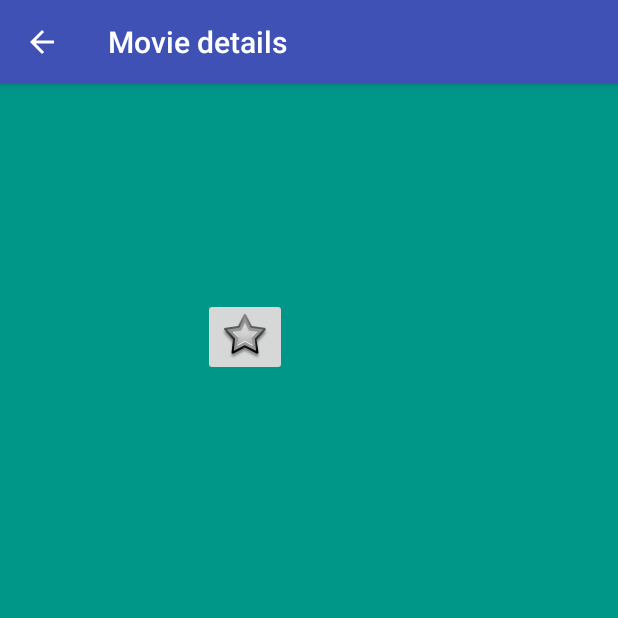
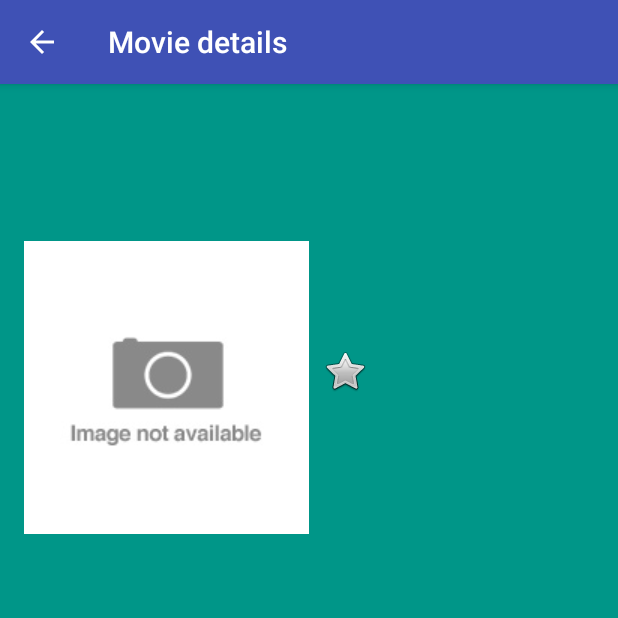
Before and after one commit to kasimk/Popular-Movies, an Android app: the MovieDetailsActivity screen opened directly, with no data from a screen before it, on a phone screen of 412 x 824 dp, the top half of it. Run offline under Robolectric (Android 15) with nearby library versions, the phone set to English and light mode, and no system bars; our stand-ins replace ButterKnife, Picasso; pictures from the network do not load.

Commit message:
movie details screen created with constraint layout

```diff
--- a/app/build.gradle
+++ b/app/build.gradle
@@ -38,22 +38,19 @@ dependencies {
         exclude group: 'com.android.support', module: 'support-annotations'
     })
     compile 'com.android.support:appcompat-v7:25.1.0'
+    compile 'com.android.support:recyclerview-v7:25.1.0'
+    compile 'com.android.support.constraint:constraint-layout:1.0.0-beta4'
+
     testCompile 'junit:junit:4.12'
-
-    compile 'com.android.support:recyclerview-v7:25.1.0'
-    compile 'com.jakewharton:butterknife:8.5.0'
 
     compile 'io.reactivex:rxandroid:1.0.1'
     compile 'io.reactivex:rxjava:1.0.16'
-
     compile 'com.squareup.picasso:picasso:2.5.2'
     compile 'com.squareup.retrofit2:retrofit:2.1.0'
     compile 'com.squareup.retrofit2:converter-jackson:2.1.0'
     compile 'com.squareup.retrofit2:adapter-rxjava:2.1.0'
-
     compile 'com.squareup.okhttp3:logging-interceptor:3.3.1'
-
-
     compile group: 'com.fasterxml.jackson.core', name: 'jackson-databind', version: '2.8.5'
+    compile 'com.jakewharton:butterknife:8.5.0'
     annotationProcessor 'com.jakewharton:butterknife-compiler:8.5.0'
 }
--- a/app/src/main/java/info/kasimkovacevic/popularmovies/activities/MovieDetailsActivity.java
+++ b/app/src/main/java/info/kasimkovacevic/popularmovies/activities/MovieDetailsActivity.java
@@ -57,6 +57,7 @@ public class MovieDetailsActivity extends AppCompatActivity {
         movieReleaseDateTextView.setText(movie.getReleaseDate());
         Picasso.with(MovieDetailsActivity.this).load(NetworkUtils.buildPhotoUrl(movie.getPosterPath())).into(moviePosterImageView);
 
+        addMoviesToFavoritesImageButton.setEnabled(false);
         addMoviesToFavoritesImageButton.setOnClickListener(new View.OnClickListener() {
             @Override
             public void onClick(View v) {
--- a/app/src/main/res/layout/activity_movie_details.xml
+++ b/app/src/main/res/layout/activity_movie_details.xml
@@ -1,70 +1,94 @@
 <?xml version="1.0" encoding="utf-8"?>
-<ScrollView xmlns:android="http://schemas.android.com/apk/res/android"
+<android.support.constraint.ConstraintLayout xmlns:android="http://schemas.android.com/apk/res/android"
+    xmlns:app="http://schemas.android.com/apk/res-auto"
+    xmlns:tools="http://schemas.android.com/tools"
     android:layout_width="match_parent"
     android:layout_height="match_parent"
     android:background="@color/movie_details_background">
 
-    <RelativeLayout
-        android:layout_width="match_parent"
-        android:layout_height="wrap_content">
 
     <TextView
         android:id="@+id/tv_movie_title"
-            android:layout_width="match_parent"
+        android:layout_width="wrap_content"
         android:layout_height="wrap_content"
-            android:layout_gravity="start|center_vertical"
+        android:layout_marginEnd="16dp"
+        android:layout_marginLeft="16dp"
+        android:layout_marginRight="16dp"
+        android:layout_marginStart="16dp"
+        android:layout_marginTop="16dp"
         android:padding="16dp"
         android:textColor="@android:color/white"
-            android:textSize="30sp" />
+        android:textSize="30sp"
+        app:layout_constraintLeft_toLeftOf="parent"
+        app:layout_constraintRight_toRightOf="parent"
+        app:layout_constraintTop_toTopOf="parent"
+        tools:text="The Godfather II" />
 
     <ImageView
         android:id="@+id/iv_movie_poster"
-            android:layout_width="120dp"
+        android:layout_width="wrap_content"
         android:layout_height="wrap_content"
-            android:layout_below="@id/tv_movie_title"
-            android:layout_gravity="start|center_vertical"
-            android:adjustViewBounds="true"
-            android:paddingLeft="15dp"
-            android:paddingTop="15dp"
-            android:scaleType="centerCrop" />
+        android:layout_marginLeft="16dp"
+        android:layout_marginStart="16dp"
+        android:layout_marginTop="16dp"
+        android:contentDescription=""
+        android:scaleType="centerCrop"
+        app:layout_constraintLeft_toLeftOf="parent"
+        app:layout_constraintTop_toBottomOf="@+id/tv_movie_title"
+        app:srcCompat="@drawable/default_photo" />
 
-        <LinearLayout
+    <TextView
+        android:id="@+id/tv_movie_overview"
         android:layout_width="wrap_content"
-            android:layout_height="match_parent"
-            android:layout_alignTop="@id/iv_movie_poster"
-            android:layout_toRightOf="@id/iv_movie_poster"
-            android:orientation="vertical"
-            android:paddingLeft="15dp"
-            android:paddingTop="15dp">
+        android:layout_height="wrap_content"
+        android:layout_marginEnd="16dp"
+        android:layout_marginLeft="16dp"
+        android:layout_marginRight="16dp"
+        android:layout_marginStart="16dp"
+        android:layout_marginTop="16dp"
+        android:padding="16dp"
+        android:textColor="@android:color/white"
+        android:textSize="20sp"
+        app:layout_constraintLeft_toLeftOf="parent"
+        app:layout_constraintRight_toRightOf="parent"
+        app:layout_constraintTop_toBottomOf="@+id/iv_movie_poster"
+        tools:text="Description goes here Dummy text place holder" />
 
     <TextView
         android:id="@+id/tv_release_date"
-                android:layout_width="match_parent"
+        android:layout_width="wrap_content"
         android:layout_height="wrap_content"
+        android:layout_marginLeft="8dp"
+        android:layout_marginStart="8dp"
         android:textColor="@android:color/white"
-                android:textSize="20sp" />
+        android:textSize="20sp"
+        app:layout_constraintLeft_toRightOf="@+id/iv_movie_poster"
+        app:layout_constraintTop_toTopOf="@+id/iv_movie_poster"
+        tools:text="25.01.2017" />
 
     <TextView
         android:id="@+id/tv_user_rating"
-                android:layout_width="match_parent"
+        android:textColor="@android:color/white"
+        android:textSize="20sp"
+        tools:text="8.9"
+        android:layout_width="wrap_content"
         android:layout_height="wrap_content"
-                android:textColor="@android:color/white"
-                android:textSize="20sp" />
+        android:layout_marginStart="8dp"
+        app:layout_constraintLeft_toRightOf="@+id/iv_movie_poster"
+        android:layout_marginLeft="8dp"
+        android:layout_marginTop="8dp"
+        app:layout_constraintTop_toBottomOf="@+id/tv_release_date" />
 
     <ImageButton
         android:id="@+id/ib_add_movie_to_favorites"
         android:layout_width="wrap_content"
         android:layout_height="wrap_content"
-                android:src="@android:drawable/star_big_off"/>
-        </LinearLayout>
+        app:srcCompat="@android:drawable/btn_star_big_off"
+        app:layout_constraintLeft_toRightOf="@+id/iv_movie_poster"
+        android:layout_marginTop="8dp"
+        android:layout_marginLeft="8dp"
+        android:background="@android:color/transparent"
+        app:layout_constraintTop_toBottomOf="@+id/tv_user_rating" />
 
-        <TextView
-            android:id="@+id/tv_movie_overview"
-            android:layout_width="match_parent"
-            android:layout_height="wrap_content"
-            android:layout_below="@id/iv_movie_poster"
-            android:padding="16dp"
-            android:textColor="@android:color/white"
-            android:textSize="20sp" />
-    </RelativeLayout>
-</ScrollView>
+
+</android.support.constraint.ConstraintLayout>
```
Also changed, not shown: app/src/main/res/drawable/default_photo.jpg (added). Lines whose indentation alone changed are shown as unchanged.
